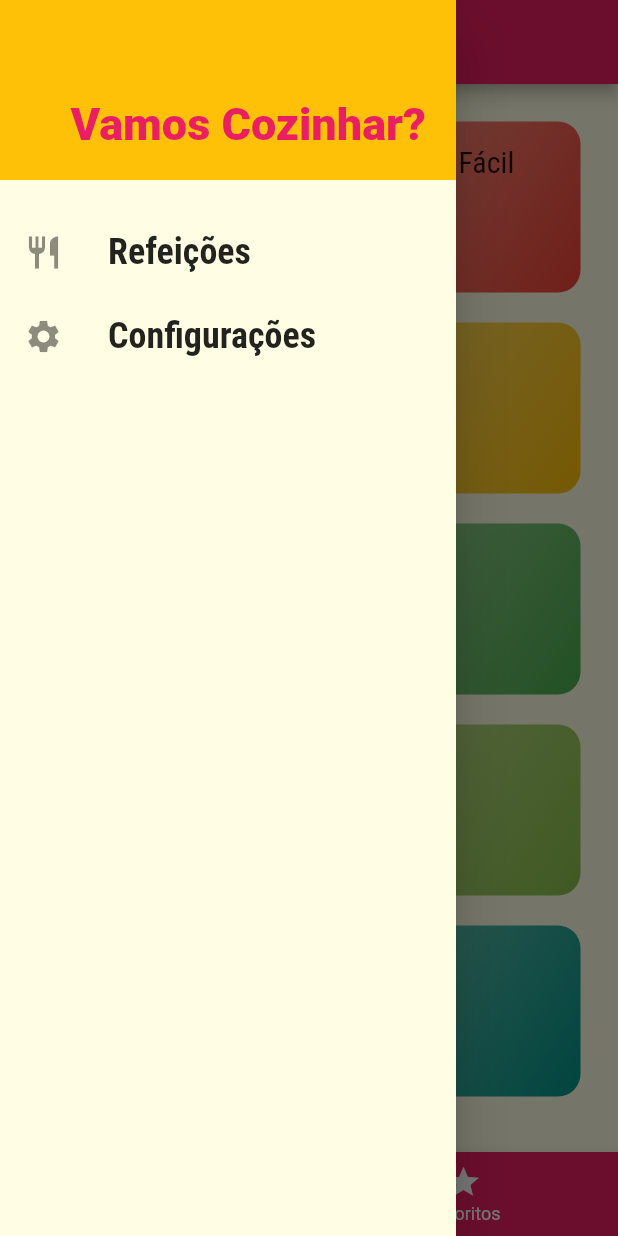
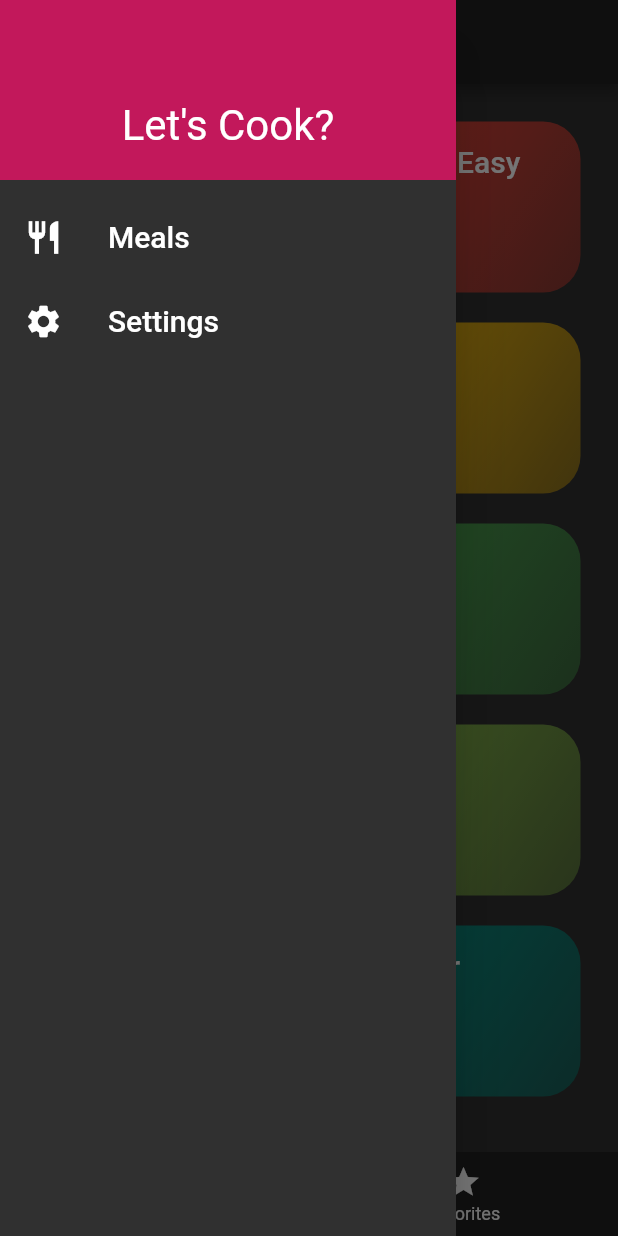
Before and after one commit to lucasgaldinodev/flutter_refeicoes, a Flutter app: the screen it shows after launch, with the side drawer open, on a phone screen of 412 x 824 dp. Run offline on Flutter 3.47's test engine with Material 2 defaults, Android fonts, the phone set to English and light mode, and no system bars.

Commit message:
My version

```diff
--- a/lib/components/category_item.dart
+++ b/lib/components/category_item.dart
@@ -1,11 +1,9 @@
 import 'package:flutter/material.dart';
-
 import '../models/category.dart';
 import '../utils/app_routes.dart';
 
 class CategoryItem extends StatelessWidget {
   final Category category;
-
   CategoryItem(this.category);
 
   void _selectCategory(BuildContext context) {
@@ -20,7 +18,7 @@ class CategoryItem extends StatelessWidget {
     return InkWell(
       onTap: () => _selectCategory(context),
       splashColor: Theme.of(context).primaryColor,
-      borderRadius: BorderRadius.circular(15),
+      borderRadius: BorderRadius.circular(25),
       child: Container(
         padding: const EdgeInsets.all(15),
         child: Text(
@@ -28,14 +26,14 @@ class CategoryItem extends StatelessWidget {
           style: Theme.of(context).textTheme.headline6,
         ),
         decoration: BoxDecoration(
-          borderRadius: BorderRadius.circular(15),
+          borderRadius: BorderRadius.circular(25),
           gradient: LinearGradient(
             colors: [
-              category.color.withOpacity(0.5),
+              category.color.withOpacity(0.45),
               category.color,
             ],
-            begin: Alignment.topLeft,
-            end: Alignment.bottomRight,
+            begin: Alignment.bottomRight,
+            end: Alignment.topLeft,
           ),
         ),
       ),
--- a/lib/components/main_drawer.dart
+++ b/lib/components/main_drawer.dart
@@ -1,5 +1,4 @@
 import 'package:flutter/material.dart';
-
 import '../utils/app_routes.dart';
 
 class MainDrawer extends StatelessWidget {
@@ -12,9 +11,7 @@ class MainDrawer extends StatelessWidget {
       title: Text(
         label,
         style: TextStyle(
-          fontFamily: 'RobotoCondensed',
-          fontSize: 24,
-          fontWeight: FontWeight.bold,
+          fontSize: 20,
         ),
       ),
       onTap: onTap,
@@ -31,25 +28,23 @@ class MainDrawer extends StatelessWidget {
             width: double.infinity,
             padding: EdgeInsets.all(20),
             color: Theme.of(context).accentColor,
-            alignment: Alignment.bottomRight,
+            alignment: Alignment.bottomCenter,
             child: Text(
-              'Vamos Cozinhar?',
+              "Let's Cook?",
               style: TextStyle(
-                fontWeight: FontWeight.w900,
-                fontSize: 30,
-                color: Theme.of(context).primaryColor,
+                fontSize: 28,
               ),
             ),
           ),
-          SizedBox(height: 20),
+          SizedBox(height: 10),
           _createItem(
             Icons.restaurant,
-            'Refeições',
+            'Meals',
             () => Navigator.of(context).pushReplacementNamed(AppRoutes.HOME),
           ),
           _createItem(
             Icons.settings,
-            'Configurações',
+            'Settings',
             () => Navigator.of(context).pushReplacementNamed(AppRoutes.SETINGS),
           ),
         ],
--- a/lib/data/dummy_data.dart
+++ b/lib/data/dummy_data.dart
@@ -1,17 +1,16 @@
 import 'package:flutter/material.dart';
-
 import '../models/category.dart';
 import '../models/meal.dart';
 
 const DUMMY_CATEGORIES = const [
   Category(
     id: 'c1',
-    title: 'Italiano',
+    title: 'Italian',
     color: Colors.purple,
   ),
   Category(
     id: 'c2',
-    title: 'Rápido & Fácil',
+    title: 'Quick & Easy',
     color: Colors.red,
   ),
   Category(
@@ -21,37 +20,37 @@ const DUMMY_CATEGORIES = const [
   ),
   Category(
     id: 'c4',
-    title: 'Alemã',
+    title: 'German',
     color: Colors.amber,
   ),
   Category(
     id: 'c5',
-    title: 'Leve & Saudável',
+    title: 'Light & Healthy',
     color: Colors.indigo,
   ),
   Category(
     id: 'c6',
-    title: 'Exótica',
+    title: 'Exotic',
     color: Colors.green,
   ),
   Category(
     id: 'c7',
-    title: 'Café da Manhã',
+    title: 'Breakfast',
     color: Colors.lightBlue,
   ),
   Category(
     id: 'c8',
-    title: 'Asiática',
+    title: 'Asian',
     color: Colors.lightGreen,
   ),
   Category(
     id: 'c9',
-    title: 'Francesa',
+    title: 'French',
     color: Colors.pink,
   ),
   Category(
     id: 'c10',
-    title: 'Verão',
+    title: 'Summer',
     color: Colors.teal,
   ),
 ];
--- a/lib/main.dart
+++ b/lib/main.dart
@@ -1,10 +1,8 @@
 import 'package:flutter/material.dart';
-
 import 'screens/tabs_screen.dart';
 import 'screens/categories_meals_screen.dart';
 import 'screens/meal_detail_screen.dart';
 import 'screens/settings_screen.dart';
-
 import 'utils/app_routes.dart';
 import 'models/meal.dart';
 import 'models/settings.dart';
@@ -54,17 +52,13 @@ class _MyAppState extends State<MyApp> {
   @override
   Widget build(BuildContext context) {
     return MaterialApp(
-      title: 'Vamos Cozinhar?',
+      debugShowCheckedModeBanner: false,
+      title: "Let's Cook?",
       theme: ThemeData(
-        primarySwatch: Colors.pink,
-        accentColor: Colors.amber,
-        fontFamily: 'Raleway',
-        canvasColor: Color.fromRGBO(255, 254, 229, 1),
-        textTheme: ThemeData.light().textTheme.copyWith(
-              headline6: TextStyle(
-                fontSize: 20,
-                fontFamily: 'RobotoCondensed',
-              ),
+        brightness: Brightness.dark,
+        accentColor: Colors.pink[700],
+        textTheme: ThemeData.dark().textTheme.copyWith(
+              headline6: TextStyle(fontSize: 20),
             ),
       ),
       routes: {
--- a/lib/screens/categories_meals_screen.dart
+++ b/lib/screens/categories_meals_screen.dart
@@ -1,12 +1,10 @@
 import 'package:flutter/material.dart';
-
 import '../components/meal_item.dart';
 import '../models/category.dart';
 import '../models/meal.dart';
 
 class CategoriesMealsScreen extends StatelessWidget {
   final List<Meal> meals;
-
   const CategoriesMealsScreen(this.meals);
 
   @override
--- a/lib/screens/categories_screen.dart
+++ b/lib/screens/categories_screen.dart
@@ -1,5 +1,4 @@
 import 'package:flutter/material.dart';
-
 import '../components/category_item.dart';
 import '../data/dummy_data.dart';
 
--- a/lib/screens/settings_screen.dart
+++ b/lib/screens/settings_screen.dart
@@ -1,12 +1,10 @@
 import 'package:flutter/material.dart';
-
 import '../components/main_drawer.dart';
 import '../models/settings.dart';
 
 class SettingsScreen extends StatefulWidget {
   final Settings settings;
   final Function(Settings) onSettingsChanged;
-
   const SettingsScreen(this.settings, this.onSettingsChanged);
 
   @override
@@ -48,37 +46,31 @@ class _SettingsScreenState extends State<SettingsScreen> {
       drawer: MainDrawer(),
       body: Column(
         children: [
-          Container(
-            padding: EdgeInsets.all(20),
-            child: Text(
-              'Configurações',
-              style: Theme.of(context).textTheme.headline6,
-            ),
-          ),
+          SizedBox(height: 20),
           Expanded(
             child: ListView(
               children: [
                 _createSwitch(
-                  'Sem Glutén',
-                  'Só exibe refeições sem glúten!',
+                  'Gluten Free',
+                  'Only displays gluten free meals!',
                   settings.isGlutenFree,
                   (value) => setState(() => settings.isGlutenFree = value),
                 ),
                 _createSwitch(
-                  'Sem Lactose',
-                  'Só exibe refeições sem lactose!',
+                  'Lactose Free',
+                  'Only displays lactose free meals!',
                   settings.isLactoseFree,
                   (value) => setState(() => settings.isLactoseFree = value),
                 ),
                 _createSwitch(
-                  'Vegana',
-                  'Só exibe refeições veganas!',
+                  'Vegan',
+                  'Only displays vegan meals!',
                   settings.isVegan,
                   (value) => setState(() => settings.isVegan = value),
                 ),
                 _createSwitch(
-                  'Vegetariana',
-                  'Só exibe refeições vegetarianas!',
+                  'Vegetarian',
+                  'Only displays vegetarian meals!',
                   settings.isVegetarian,
                   (value) => setState(() => settings.isVegetarian = value),
                 ),
--- a/lib/screens/tabs_screen.dart
+++ b/lib/screens/tabs_screen.dart
@@ -1,5 +1,4 @@
 import 'package:flutter/material.dart';
-
 import 'categories_screen.dart';
 import 'favorite_screen.dart';
 import '../components/main_drawer.dart';
@@ -7,7 +6,6 @@ import '../models/meal.dart';
 
 class TabsScreen extends StatefulWidget {
   final List<Meal> favoriteMeals;
-
   const TabsScreen(this.favoriteMeals);
 
   @override
@@ -18,8 +16,8 @@ class _TabsScreenState extends State<TabsScreen> {
   int _selectedScreenIndex = 0;
 
   final List<String> _titles = [
-    'Lista de Categorias',
-    'Meus Favoritos',
+    'Categories',
+    'My Favorites',
   ];
 
   List<Widget> _screens = [];
@@ -55,12 +53,12 @@ class _TabsScreenState extends State<TabsScreen> {
         currentIndex: _selectedScreenIndex,
         items: [
           BottomNavigationBarItem(
-            icon: Icon(Icons.category),
-            label: 'Categorias',
+            icon: Icon(Icons.restaurant),
+            label: 'Categories',
           ),
           BottomNavigationBarItem(
             icon: Icon(Icons.star),
-            label: 'Favoritos',
+            label: 'Favorites',
           ),
         ],
       ),
```
Also changed, not shown: lib/components/meal_item.dart (+20 -26 lines), lib/models/meal.dart (+8 -8 lines), lib/screens/favorite_screen.dart (+6 -3 lines), lib/screens/meal_detail_screen.dart (+19 -10 lines), 4 other files.
